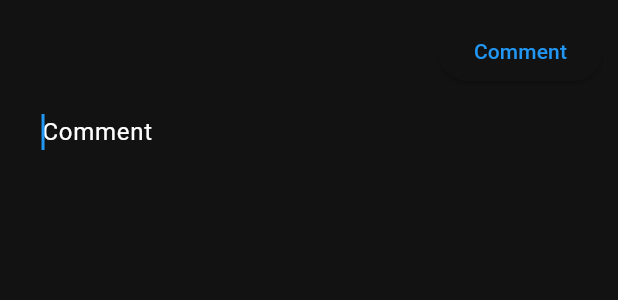
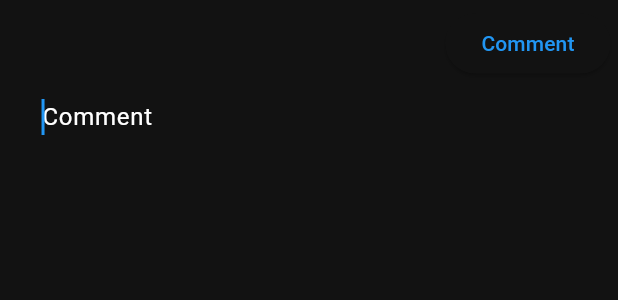
Before and after one commit to Kapperchino/subspace-frontend, a Flutter app: the CommentModal widget shown alone on an empty page, opened directly, on a phone screen of 412 x 824 dp. Shown: the top 300 px of the screen. Run offline on Flutter 3.47's test engine with Material 2 defaults, Android fonts, the phone set to English and light mode, and no system bars; our stand-ins replace bloc, bloc_concurrency, cached_network_image, device_info_plus, dropdown_button2, equatable and 11 more; missing offline and left inert: android_id, any_link_preview, detectable_text_field, image_downloader_web, image_size_getter; accounts and stored records are empty.

Commit message:
fixing comment box

```diff
--- a/lib/posts/commentModal.dart
+++ b/lib/posts/commentModal.dart
@@ -21,13 +21,12 @@ class CommentModal extends StatelessWidget {
       builder: (context, state) {
         return Padding(
           padding: MediaQuery.of(context).viewInsets,
-          child: SizedBox(
-            height: 132,
           child: Column(
             crossAxisAlignment: CrossAxisAlignment.end,
+            mainAxisSize: MainAxisSize.min,
             children: [
               Padding(
-                  padding: EdgeInsets.all(10),
+                padding: const EdgeInsets.all(5),
                 child: ElevatedButton(
                   onPressed: () async {
                     if (comment != null) {
@@ -45,10 +44,12 @@ class CommentModal extends StatelessWidget {
                 ),
               ),
               Padding(
-                    padding: const EdgeInsets.symmetric(horizontal: 10),
+                  padding:
+                      const EdgeInsets.only(left: 10, right: 10, bottom: 5),
                   child: TextField(
                     autofocus: true,
-                      maxLines: 3,
+                    maxLines: 8,
+                    minLines: 2,
                     controller: state.controller,
                     onChanged: (comment) => context
                         .read<CommentingBloc>()
@@ -80,7 +81,6 @@ class CommentModal extends StatelessWidget {
                   ))
             ],
           ),
-          ),
         );
       },
     );
--- a/lib/posts/commentingWidget.dart
+++ b/lib/posts/commentingWidget.dart
@@ -33,6 +33,7 @@ class CommentingWidget extends StatelessWidget {
                     .add(CommentPressed(postId: post!.id));
               }
               showModalBottomSheet(
+                  isScrollControlled: true,
                   context: baseContext,
                   builder: (context) {
                     return BlocProvider.value(
```
Lines whose indentation alone changed are shown as unchanged.
